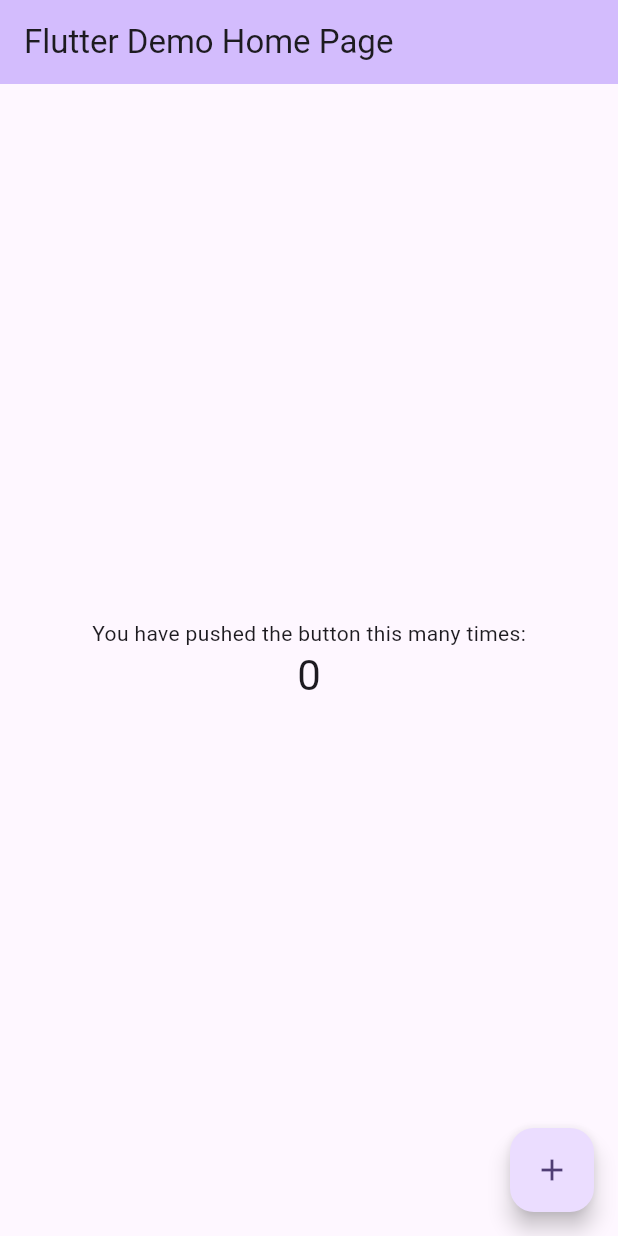
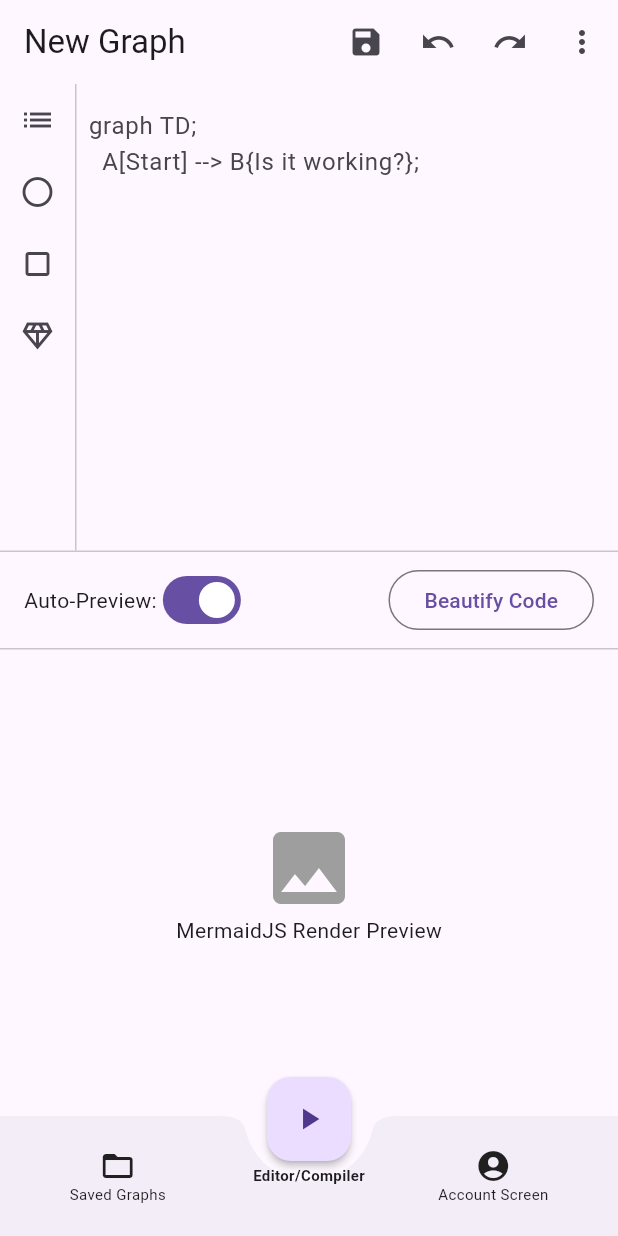
Before and after one commit to GuyWithBag/mermaidjs_graphs_renderer_flutter, a Flutter app: the screen it shows after launch, on a phone screen of 412 x 824 dp. Run offline on Flutter 3.47's test engine with Material 3 defaults, Android fonts, the light colour scheme and no system bars.

Commit message:
feat: Added mockup of main layout

```diff
--- a/lib/main.dart
+++ b/lib/main.dart
@@ -1,122 +1,204 @@
 import 'package:flutter/material.dart';
 
 void main() {
-  runApp(const MyApp());
+  runApp(const MaterialApp(home: MermaidEditorScreen()));
 }
 
-class MyApp extends StatelessWidget {
-  const MyApp({super.key});
+class MermaidEditorScreen extends StatefulWidget {
+  const MermaidEditorScreen({Key? key}) : super(key: key);
 
-  // This widget is the root of your application.
   @override
-  Widget build(BuildContext context) {
-    return MaterialApp(
-      title: 'Flutter Demo',
-      theme: ThemeData(
-        // This is the theme of your application.
-        //
-        // TRY THIS: Try running your application with "flutter run". You'll see
-        // the application has a purple toolbar. Then, without quitting the app,
-        // try changing the seedColor in the colorScheme below to Colors.green
-        // and then invoke "hot reload" (save your changes or press the "hot
-        // reload" button in a Flutter-supported IDE, or press "r" if you used
-        // the command line to start the app).
-        //
-        // Notice that the counter didn't reset back to zero; the application
-        // state is not lost during the reload. To reset the state, use hot
-        // restart instead.
-        //
-        // This works for code too, not just values: Most code changes can be
-        // tested with just a hot reload.
-        colorScheme: .fromSeed(seedColor: Colors.deepPurple),
-      ),
-      home: const MyHomePage(title: 'Flutter Demo Home Page'),
-    );
-  }
+  State<MermaidEditorScreen> createState() => _MermaidEditorScreenState();
 }
 
-class MyHomePage extends StatefulWidget {
-  const MyHomePage({super.key, required this.title});
-
-  // This widget is the home page of your application. It is stateful, meaning
-  // that it has a State object (defined below) that contains fields that affect
-  // how it looks.
-
-  // This class is the configuration for the state. It holds the values (in this
-  // case the title) provided by the parent (in this case the App widget) and
-  // used by the build method of the State. Fields in a Widget subclass are
-  // always marked "final".
-
-  final String title;
-
-  @override
-  State<MyHomePage> createState() => _MyHomePageState();
-}
-
-class _MyHomePageState extends State<MyHomePage> {
-  int _counter = 0;
-
-  void _incrementCounter() {
-    setState(() {
-      // This call to setState tells the Flutter framework that something has
-      // changed in this State, which causes it to rerun the build method below
-      // so that the display can reflect the updated values. If we changed
-      // _counter without calling setState(), then the build method would not be
-      // called again, and so nothing would appear to happen.
-      _counter++;
-    });
-  }
+class _MermaidEditorScreenState extends State<MermaidEditorScreen> {
+  bool isAutoPreview = true;
 
   @override
   Widget build(BuildContext context) {
-    // This method is rerun every time setState is called, for instance as done
-    // by the _incrementCounter method above.
-    //
-    // The Flutter framework has been optimized to make rerunning build methods
-    // fast, so that you can just rebuild anything that needs updating rather
-    // than having to individually change instances of widgets.
     return Scaffold(
+      // 1. TOP NAVBAR
       appBar: AppBar(
-        // TRY THIS: Try changing the color here to a specific color (to
-        // Colors.amber, perhaps?) and trigger a hot reload to see the AppBar
-        // change color while the other colors stay the same.
-        backgroundColor: Theme.of(context).colorScheme.inversePrimary,
-        // Here we take the value from the MyHomePage object that was created by
-        // the App.build method, and use it to set our appbar title.
-        title: Text(widget.title),
+        title: const Text('New Graph'),
+        actions: [
+          IconButton(icon: const Icon(Icons.save), onPressed: () {}),
+          IconButton(icon: const Icon(Icons.undo), onPressed: () {}),
+          IconButton(icon: const Icon(Icons.redo), onPressed: () {}),
+          IconButton(icon: const Icon(Icons.more_vert), onPressed: () {}),
+        ],
       ),
-      body: Center(
-        // Center is a layout widget. It takes a single child and positions it
-        // in the middle of the parent.
+
+      // 2. MAIN CONTENT
+      body: Column(
+        children: [
+          // --- TOP HALF: Editor Workspace ---
+          Expanded(
+            flex: 1,
+            child: Row(
+              crossAxisAlignment: CrossAxisAlignment.start,
+              children: [
+                // Left Sidebar Tools
+                SizedBox(
+                  width: 50,
+                  child: Column(
+                    children: [
+                      IconButton(
+                        icon: const Icon(Icons.list),
+                        onPressed: () {},
+                      ),
+                      IconButton(
+                        icon: const Icon(Icons.circle_outlined),
+                        onPressed: () {},
+                      ),
+                      IconButton(
+                        icon: const Icon(Icons.crop_square),
+                        onPressed: () {},
+                      ),
+                      IconButton(
+                        icon: const Icon(Icons.diamond_outlined),
+                        onPressed: () {},
+                      ),
+                    ],
+                  ),
+                ),
+                const VerticalDivider(width: 1),
+                // Code Editor Area
+                Expanded(
+                  child: Padding(
+                    padding: const EdgeInsets.all(8.0),
+                    child: TextField(
+                      maxLines: null,
+                      expands: true,
+                      textAlignVertical: TextAlignVertical.top,
+                      decoration: const InputDecoration(
+                        hintText:
+                            'graph TD;\n  A[Start] --> B{Is it working?};',
+                        border: InputBorder.none,
+                      ),
+                    ),
+                  ),
+                ),
+              ],
+            ),
+          ),
+
+          // --- MIDDLE: Control Bar ---
+          const Divider(height: 1),
+          Padding(
+            padding: const EdgeInsets.symmetric(
+              horizontal: 16.0,
+              vertical: 8.0,
+            ),
+            child: Row(
+              mainAxisAlignment: MainAxisAlignment.spaceBetween,
+              children: [
+                Row(
+                  children: [
+                    const Text('Auto-Preview:'),
+                    Switch(
+                      value: isAutoPreview,
+                      onChanged: (val) {
+                        setState(() {
+                          isAutoPreview = val;
+                        });
+                      },
+                    ),
+                  ],
+                ),
+                OutlinedButton(
+                  onPressed: () {},
+                  child: const Text('Beautify Code'),
+                ),
+              ],
+            ),
+          ),
+          const Divider(height: 1),
+
+          // --- BOTTOM HALF: Compiler/Renderer Preview ---
+          Expanded(
+            flex: 1,
+            child: Center(
+              // Placeholder for the rendered MermaidJS output
+              child: Column(
+                mainAxisAlignment: MainAxisAlignment.center,
+                children: const [
+                  Icon(Icons.image, size: 64, color: Colors.grey),
+                  Text('MermaidJS Render Preview'),
+                ],
+              ),
+            ),
+          ),
+        ],
+      ),
+
+      // 3. BOTTOM NAVBAR
+      // Using a BottomAppBar with a centered notch to allow the FAB to overlap seamlessly
+      bottomNavigationBar: BottomAppBar(
+        shape: const CircularNotchedRectangle(),
+        notchMargin: 6.0,
+        child: SizedBox(
+          height: 60,
+          child: Row(
+            mainAxisAlignment: MainAxisAlignment.spaceAround,
+            children: [
+              // Left Action
+              InkWell(
+                onTap: () {},
+                child: Column(
+                  mainAxisSize: MainAxisSize.min,
+                  mainAxisAlignment: MainAxisAlignment.center,
+                  children: const [
+                    Icon(Icons.folder_open),
+                    Text('Saved Graphs', style: TextStyle(fontSize: 10)),
+                  ],
+                ),
+              ),
+
+              // Empty space to accommodate the floating button
+              const SizedBox(width: 60),
+
+              // Right Action
+              InkWell(
+                onTap: () {},
+                child: Column(
+                  mainAxisSize: MainAxisSize.min,
+                  mainAxisAlignment: MainAxisAlignment.center,
+                  children: const [
+                    Icon(Icons.account_circle),
+                    Text('Account Screen', style: TextStyle(fontSize: 10)),
+                  ],
+                ),
+              ),
+            ],
+          ),
+        ),
+      ),
+
+      // 4. FLOATING ACTION BUTTON (Center Render Button)
+      floatingActionButtonLocation: FloatingActionButtonLocation.centerDocked,
+      floatingActionButton: Padding(
+        padding: const EdgeInsets.only(
+          top: 20.0,
+        ), // Nudges the label down slightly
         child: Column(
-          // Column is also a layout widget. It takes a list of children and
-          // arranges them vertically. By default, it sizes itself to fit its
-          // children horizontally, and tries to be as tall as its parent.
-          //
-          // Column has various properties to control how it sizes itself and
-          // how it positions its children. Here we use mainAxisAlignment to
-          // center the children vertically; the main axis here is the vertical
-          // axis because Columns are vertical (the cross axis would be
-          // horizontal).
-          //
-          // TRY THIS: Invoke "debug painting" (choose the "Toggle Debug Paint"
-          // action in the IDE, or press "p" in the console), to see the
-          // wireframe for each widget.
-          mainAxisAlignment: .center,
+          mainAxisSize: MainAxisSize.min,
+          mainAxisAlignment: MainAxisAlignment.end,
           children: [
-            const Text('You have pushed the button this many times:'),
-            Text(
-              '$_counter',
-              style: Theme.of(context).textTheme.headlineMedium,
+            FloatingActionButton(
+              onPressed: () {
+                /* Compile/Render Action */
+              },
+              elevation: 2,
+              child: const Icon(Icons.play_arrow),
+            ),
+            const SizedBox(height: 2),
+            const Text(
+              'Editor/Compiler',
+              style: TextStyle(fontSize: 10, fontWeight: FontWeight.bold),
             ),
           ],
         ),
       ),
-      floatingActionButton: FloatingActionButton(
-        onPressed: _incrementCounter,
-        tooltip: 'Increment',
-        child: const Icon(Icons.add),
-      ),
     );
   }
 }
```
